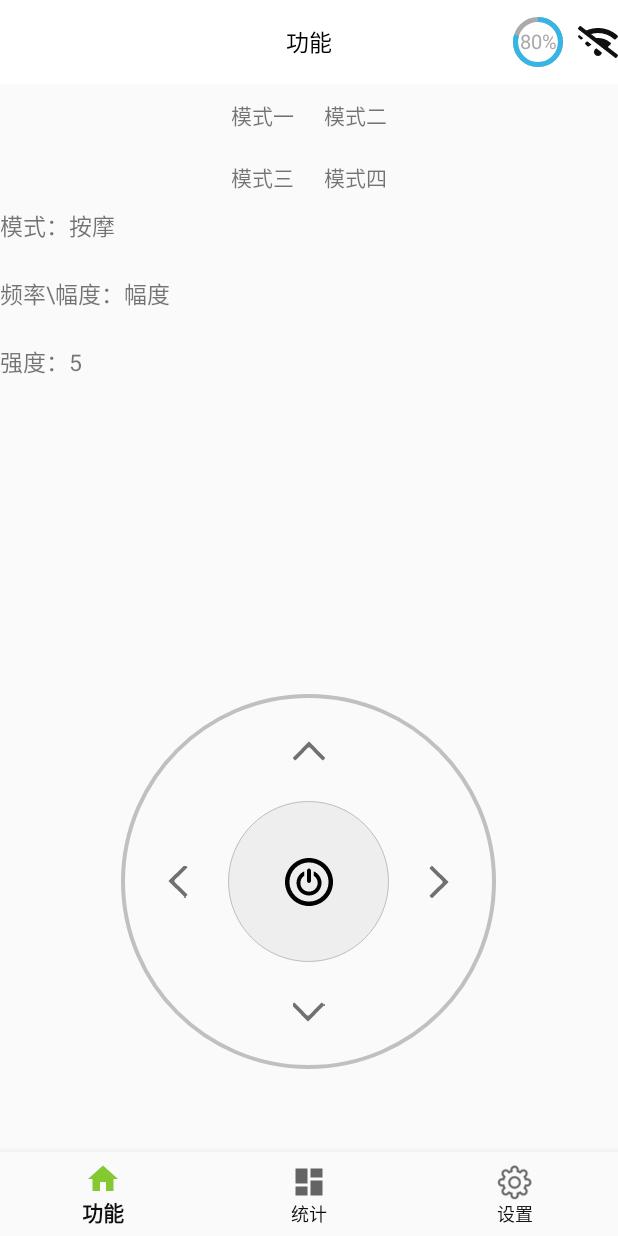
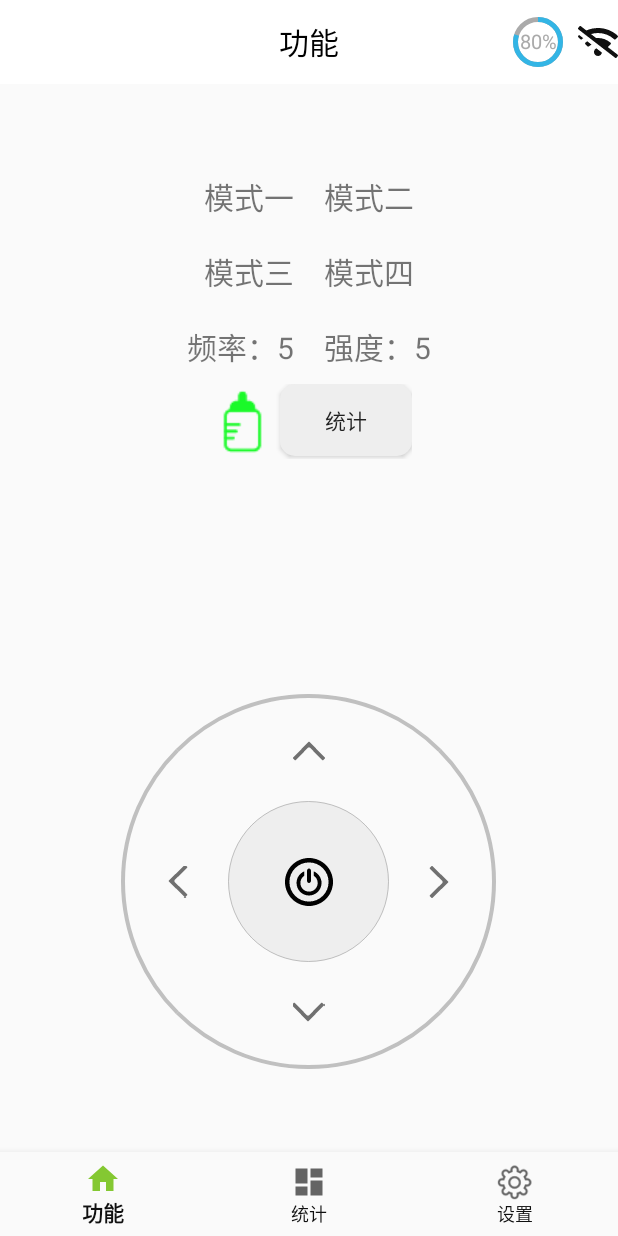
Before and after one commit to miaoweiwei/android, an Android app: the screen it shows after launch (MainActivity), on a phone screen of 412 x 824 dp. Run offline under Robolectric (Android 15) with nearby library versions, the phone set to English and light mode, and no system bars; libraries missing offline, so code that uses them is left out: com.github.mikephil.charting; 25 statements that could not run were skipped.

Commit message:
通信类的完善+首界面的更改
Signed-off-by: 苗子 <1353263604@qq.com>

```diff
--- a/app/src/main/java/com/shnuedu/fragmentpage/DeviceFragment.java
+++ b/app/src/main/java/com/shnuedu/fragmentpage/DeviceFragment.java
@@ -163,6 +163,13 @@ public class DeviceFragment extends Fragment implements NetworkHelp.OnNetReceive
 
     @Override
     public void onTcpReceiveListener(String msg) {
+        if (msg == "busy") { //设备正在忙碌中
+            networkHelp.sendMessageToDevice("close");
+            networkHelp.closeConnect();
+        }
+        if (msg == "idle") {//设置空闲中
+            MessageBox.show(this.getActivity(), "设备%s连接成功！", "提示");
+        }
         System.out.println("收到Tcp信息:" + msg);
     }
 
--- a/app/src/main/java/com/shnuedu/fragmentpage/FeaturesFragment.java
+++ b/app/src/main/java/com/shnuedu/fragmentpage/FeaturesFragment.java
@@ -8,6 +8,7 @@ import android.support.v4.content.ContextCompat;
 import android.view.LayoutInflater;
 import android.view.View;
 import android.view.ViewGroup;
+import android.widget.Button;
 import android.widget.ImageButton;
 import android.widget.TextView;
 
@@ -15,6 +16,7 @@ import com.shnuedu.customControl.RemoteControllerView;
 import com.shnuedu.goodmother.R;
 import com.shnuedu.tools.Device;
 import com.shnuedu.tools.ImageUtils;
+import com.shnuedu.tools.MessageBox;
 import com.shnuedu.tools.NetworkHelp;
 
 /**
@@ -26,13 +28,20 @@ public class FeaturesFragment extends Fragment implements NetworkHelp.OnNetRecei
 
     private View rootView;
     private RemoteControllerView remoteControl = null;
-    private TextView textView = null;
+    private TextView mode1Tv = null;
+    private TextView mode2Tv = null;
+    private TextView mode3Tv = null;
+    private TextView mode4Tv = null;
 
+    private TextView frequencyTv = null;
+    private TextView strengthTv = null;
+
+    private Button statisticsBtn = null;
+
+    private boolean deviceStates = false;
     private static final String ARG_PARAM1 = "param1";
-    private static final String ARG_PARAM2 = "param2";
 
     private String mParam1;
-    private String mParam2;
 
     private NetworkHelp networkHelp = NetworkHelp.getInstance();
 
@@ -43,11 +52,10 @@ public class FeaturesFragment extends Fragment implements NetworkHelp.OnNetRecei
     }
 
     // TODO: Rename and change types and number of parameters
-    public static FeaturesFragment newInstance(String param1, String param2) {
+    public static FeaturesFragment newInstance(String param1) {
         FeaturesFragment fragment = new FeaturesFragment();
         Bundle args = new Bundle();
         args.putString(ARG_PARAM1, param1);
-        args.putString(ARG_PARAM2, param2);
         fragment.setArguments(args);
         return fragment;
     }
@@ -57,7 +65,6 @@ public class FeaturesFragment extends Fragment implements NetworkHelp.OnNetRecei
         super.onCreate(savedInstanceState);
         if (getArguments() != null) {
             mParam1 = getArguments().getString(ARG_PARAM1);
-            mParam2 = getArguments().getString(ARG_PARAM2);
         }
     }
 
@@ -65,7 +72,16 @@ public class FeaturesFragment extends Fragment implements NetworkHelp.OnNetRecei
     public View onCreateView(LayoutInflater inflater, ViewGroup container, Bundle savedInstanceState) {
         if (!isLoad) {
             rootView = inflater.inflate(R.layout.fragment_features, container, false);
-            textView = rootView.findViewById(R.id.moshi_tv_id);
+            mode1Tv = rootView.findViewById(R.id.mode1_tv_id);
+            mode2Tv = rootView.findViewById(R.id.mode2_tv_id);
+            mode3Tv = rootView.findViewById(R.id.mode3_tv_id);
+            mode4Tv = rootView.findViewById(R.id.mode4_tv_id);
+
+            frequencyTv = rootView.findViewById(R.id.frequency_tv_id);
+            strengthTv = rootView.findViewById(R.id.strength_tv_id);
+
+            statisticsBtn = rootView.findViewById(R.id.statistics_btn_id);
+
             remoteControl = rootView.findViewById(R.id.re_id);
             DrawRoundMenu(remoteControl);
             isLoad = true;
@@ -159,7 +175,11 @@ public class FeaturesFragment extends Fragment implements NetworkHelp.OnNetRecei
     }
 
     private void btnCoreMenu_Click(View v) {
-        remoteControl.setCoreBitmap(ImageUtils.drawable2Bitmap(getActivity(), R.mipmap.boot));
+        deviceStates = !deviceStates;
+        if (deviceStates)
+            remoteControl.setCoreBitmap(ImageUtils.drawable2Bitmap(getActivity(), R.mipmap.boot));
+        else
+            remoteControl.setCoreBitmap(ImageUtils.drawable2Bitmap(getActivity(), R.mipmap.notboot));
         //networkHelp.sendMessageToDevice("zpf1000 \n");
     }
 
@@ -179,6 +199,11 @@ public class FeaturesFragment extends Fragment implements NetworkHelp.OnNetRecei
         networkHelp.sendMessageToDevice("zpf0001 \n");
     }
 
+    //解析TCP发来的信息
+    private void analyze(String mas) {
+
+    }
+
     @Override
     public void onUdpReceiveListener(Device device) {
 
@@ -186,7 +211,8 @@ public class FeaturesFragment extends Fragment implements NetworkHelp.OnNetRecei
 
     @Override
     public void onTcpReceiveListener(String msg) {
-        textView.setText(msg);
+        MessageBox.show(this.getActivity(), msg, "接收到TCP信息");
+        mode1Tv.setText(msg);
         System.out.println("TCp:" + msg);
     }
 }
--- a/app/src/main/java/com/shnuedu/fragmentpage/StatisticsFragment.java
+++ b/app/src/main/java/com/shnuedu/fragmentpage/StatisticsFragment.java
@@ -30,22 +30,19 @@ public class StatisticsFragment extends Fragment {
     private View rootView;
 
     private static final String ARG_PARAM1 = "param1";
-    private static final String ARG_PARAM2 = "param2";
 
     // TODO: Rename and change types of parameters
     private String mParam1;
-    private String mParam2;
 
     private OnFragmentInteractionListener mListener;
 
     public StatisticsFragment() {
     }
 
-    public static StatisticsFragment newInstance(String param1, String param2) {
+    public static StatisticsFragment newInstance(String param1) {
         StatisticsFragment fragment = new StatisticsFragment();
         Bundle args = new Bundle();
         args.putString(ARG_PARAM1, param1);
-        args.putString(ARG_PARAM2, param2);
         fragment.setArguments(args);
         return fragment;
     }
@@ -55,7 +52,6 @@ public class StatisticsFragment extends Fragment {
         super.onCreate(savedInstanceState);
         if (getArguments() != null) {
             mParam1 = getArguments().getString(ARG_PARAM1);
-            mParam2 = getArguments().getString(ARG_PARAM2);
         }
     }
 
--- a/app/src/main/java/com/shnuedu/goodmother/MainActivity.java
+++ b/app/src/main/java/com/shnuedu/goodmother/MainActivity.java
@@ -88,8 +88,8 @@ public class MainActivity extends AppCompatActivity implements
 
         //初始化页面
         mFragments = new ArrayList<>();
-        mFragments.add(FeaturesFragment.newInstance("功能", "功能"));
-        mFragments.add(StatisticsFragment.newInstance("统计", "统计"));
+        mFragments.add(FeaturesFragment.newInstance("功能"));
+        mFragments.add(StatisticsFragment.newInstance("统计"));
         mFragments.add(SettingFragment.newInstance("设置"));
         mFragments.add(DeviceFragment.newInstance("设备"));
         mAdapter = new MyFragmentPagerAdapter(getSupportFragmentManager(), mFragments);
--- a/app/src/main/res/layout/fragment_features.xml
+++ b/app/src/main/res/layout/fragment_features.xml
@@ -13,6 +13,7 @@
         <LinearLayout
             android:layout_width="match_parent"
             android:layout_height="wrap_content"
+            android:layout_marginTop="50dp"
             android:orientation="vertical">
 
             <LinearLayout
@@ -27,16 +28,20 @@
                     android:orientation="horizontal">
 
                     <TextView
+                        android:id="@+id/mode1_tv_id"
                         android:layout_width="wrap_content"
                         android:layout_height="wrap_content"
                         android:layout_margin="10dp"
-                        android:text="模式一" />
+                        android:text="模式一"
+                        android:textSize="@dimen/text_size" />
 
                     <TextView
+                        android:id="@+id/mode2_tv_id"
                         android:layout_width="wrap_content"
                         android:layout_height="wrap_content"
                         android:layout_margin="10dp"
-                        android:text="模式二" />
+                        android:text="模式二"
+                        android:textSize="@dimen/text_size" />
                 </LinearLayout>
 
                 <LinearLayout
@@ -45,42 +50,66 @@
                     android:orientation="horizontal">
 
                     <TextView
+                        android:id="@+id/mode3_tv_id"
                         android:layout_width="wrap_content"
                         android:layout_height="wrap_content"
                         android:layout_margin="10dp"
-                        android:text="模式三" />
+                        android:text="模式三"
+                        android:textSize="@dimen/text_size" />
 
                     <TextView
+                        android:id="@+id/mode4_tv_id"
                         android:layout_width="wrap_content"
                         android:layout_height="wrap_content"
                         android:layout_margin="10dp"
-                        android:text="模式四" />
+                        android:text="模式四"
+                        android:textSize="@dimen/text_size" />
                 </LinearLayout>
             </LinearLayout>
 
-            <TextView
-                android:id="@+id/moshi_tv_id"
+            <LinearLayout
                 android:layout_width="wrap_content"
                 android:layout_height="wrap_content"
-                android:layout_alignParentTop="true"
-                android:layout_marginBottom="10pt"
-                android:text="模式：按摩"
-                android:textSize="@dimen/text_size" />
+                android:layout_gravity="center"
+                android:layout_margin="10dp"
+                android:orientation="horizontal">
 
-            <TextView
+                <TextView
+                    android:id="@+id/frequency_tv_id"
+                    android:layout_width="wrap_content"
+                    android:layout_height="wrap_content"
+                    android:layout_marginEnd="10dp"
+                    android:text="频率：5"
+                    android:textSize="@dimen/text_size" />
+
+                <TextView
+                    android:id="@+id/strength_tv_id"
+                    android:layout_width="wrap_content"
+                    android:layout_height="wrap_content"
+                    android:layout_marginStart="10dp"
+                    android:text="强度：5"
+                    android:textSize="@dimen/text_size" />
+            </LinearLayout>
+
+            <LinearLayout
                 android:layout_width="wrap_content"
                 android:layout_height="wrap_content"
-                android:layout_marginBottom="10pt"
-                android:layout_toEndOf="@+id/moshi_tv_id"
-                android:text="频率\\幅度：幅度"
-                android:textSize="@dimen/text_size" />
+                android:layout_gravity="center"
+                android:orientation="horizontal">
 
-            <TextView
-                android:layout_width="wrap_content"
-                android:layout_height="wrap_content"
-                android:layout_toEndOf="@+id/moshi_tv_id"
-                android:text="强度：5"
-                android:textSize="@dimen/text_size" />
+                <ImageView
+                    android:layout_width="50dp"
+                    android:layout_height="50dp"
+                    android:background="@mipmap/bottle" />
+
+                <Button
+                    android:id="@+id/statistics_btn_id"
+                    android:layout_width="wrap_content"
+                    android:layout_height="wrap_content"
+                    android:background="@drawable/edit_background"
+                    android:text="统计" />
+            </LinearLayout>
+
         </LinearLayout>
 
         <com.shnuedu.customControl.RemoteControllerView
--- a/app/src/main/res/values/dimens.xml
+++ b/app/src/main/res/values/dimens.xml
@@ -6,9 +6,9 @@
     <!-- 自定义窗口标题栏的高度 -->
     <dimen name="custom_title_windowTitleSize">40dp</dimen>
     <!-- 自定义窗口标题栏的字体的尺寸 -->
-    <dimen name="customize_title_text_size">15sp</dimen>
+    <dimen name="customize_title_text_size">20dp</dimen>
     <dimen name="text_margin">16dp</dimen>
     <dimen name="list_item_spacing">16dp</dimen>
     <dimen name="list_item_spacing_half">8dp</dimen>
-    <dimen name="text_size">15dp</dimen>
+    <dimen name="text_size">20dp</dimen>
 </resources>
```
Also changed, not shown: app/src/main/res/mipmap-hdpi/bottle.png (added).
